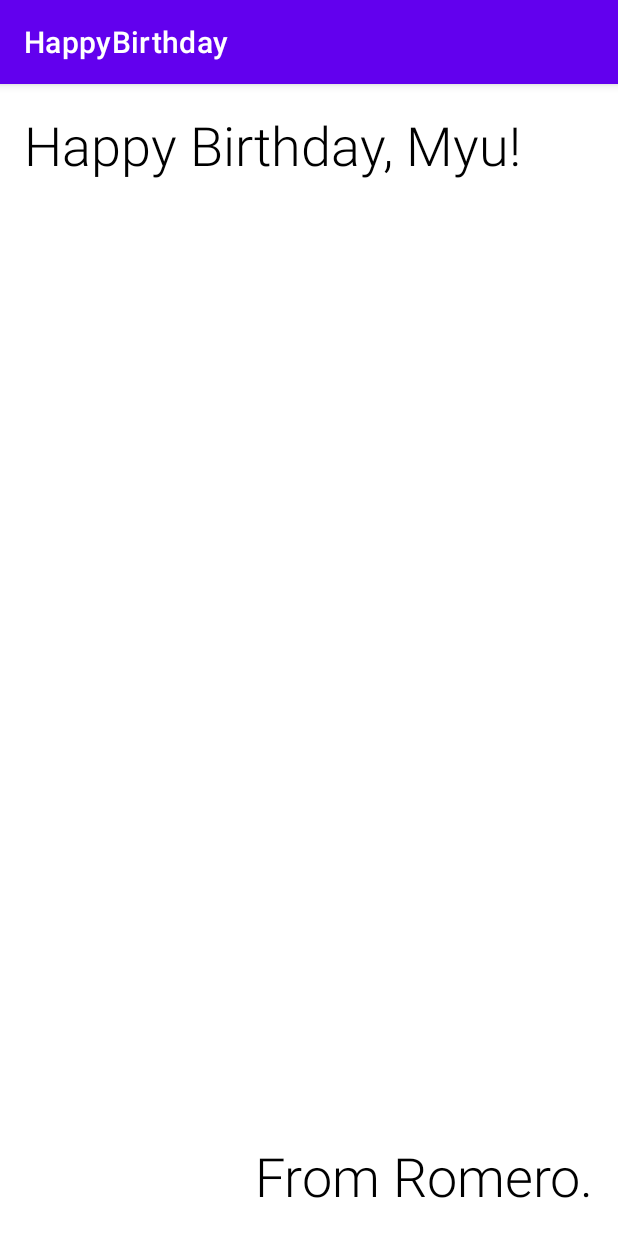
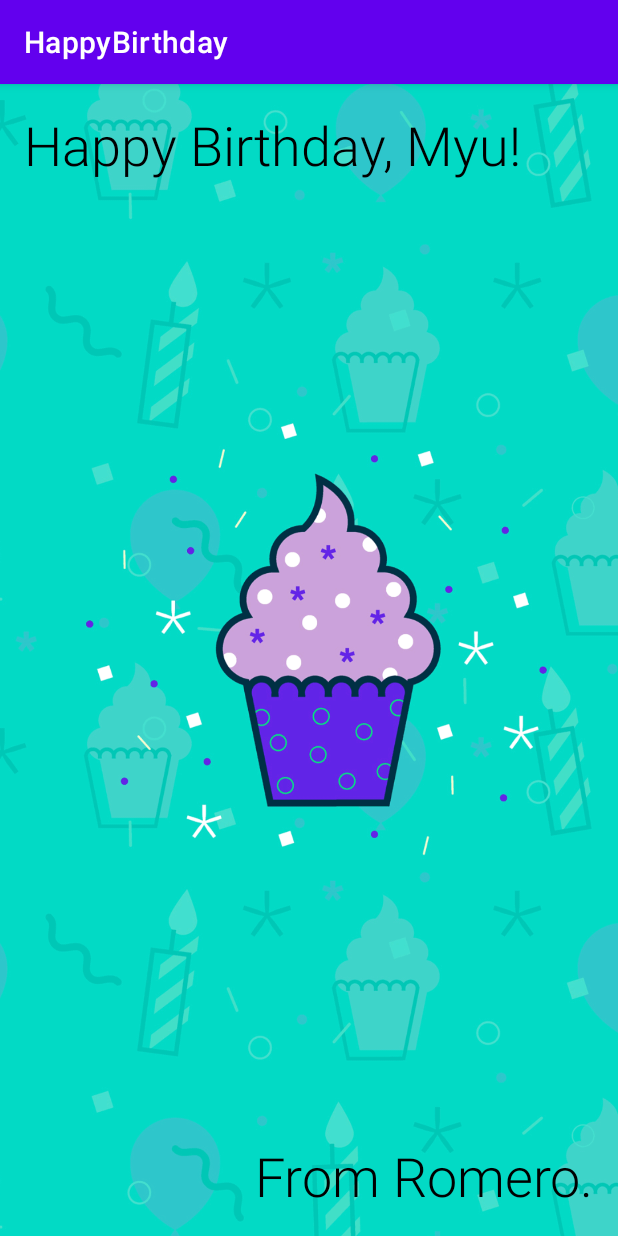
Before and after one commit to romerojhh/HappyBirthday, an Android app: the screen it shows after launch (MainActivity), on a phone screen of 412 x 824 dp. Run offline under Robolectric (Android 15) with nearby library versions, the phone set to English and light mode, and no system bars.

```diff
--- a/app/src/main/res/layout/activity_main.xml
+++ b/app/src/main/res/layout/activity_main.xml
@@ -6,6 +6,18 @@
     android:layout_height="match_parent"
     tools:context=".MainActivity">
 
+    <ImageView
+        android:id="@+id/imageView"
+        android:layout_width="0dp"
+        android:layout_height="0dp"
+        android:importantForAccessibility="no"
+        android:scaleType="centerCrop"
+        app:layout_constraintBottom_toBottomOf="parent"
+        app:layout_constraintEnd_toEndOf="parent"
+        app:layout_constraintStart_toStartOf="parent"
+        app:layout_constraintTop_toTopOf="parent"
+        app:srcCompat="@drawable/androidparty" />
+
     <TextView
         android:id="@+id/textView"
         android:layout_width="wrap_content"
@@ -13,7 +25,7 @@
         android:layout_marginStart="16dp"
         android:layout_marginTop="16dp"
         android:fontFamily="sans-serif-light"
-        android:text="Happy Birthday, Myu!"
+        android:text="@string/happy_birthday_text"
         android:textColor="@android:color/black"
         android:textSize="36sp"
         app:layout_constraintStart_toStartOf="parent"
@@ -26,9 +38,10 @@
         android:layout_marginEnd="16dp"
         android:layout_marginBottom="16dp"
         android:fontFamily="sans-serif-light"
-        android:text="From Romero."
+        android:text="@string/signature_text"
         android:textColor="@android:color/black"
         android:textSize="36sp"
         app:layout_constraintBottom_toBottomOf="parent"
         app:layout_constraintEnd_toEndOf="parent" />
+
 </androidx.constraintlayout.widget.ConstraintLayout>
--- a/app/src/main/res/values/strings.xml
+++ b/app/src/main/res/values/strings.xml
@@ -1,3 +1,5 @@
 <resources>
     <string name="app_name">HappyBirthday</string>
+    <string name="happy_birthday_text">Happy Birthday, Myu!</string>
+    <string name="signature_text">From Romero.</string>
 </resources>
```
Also changed, not shown: app/src/main/res/drawable/androidparty.png (added).
